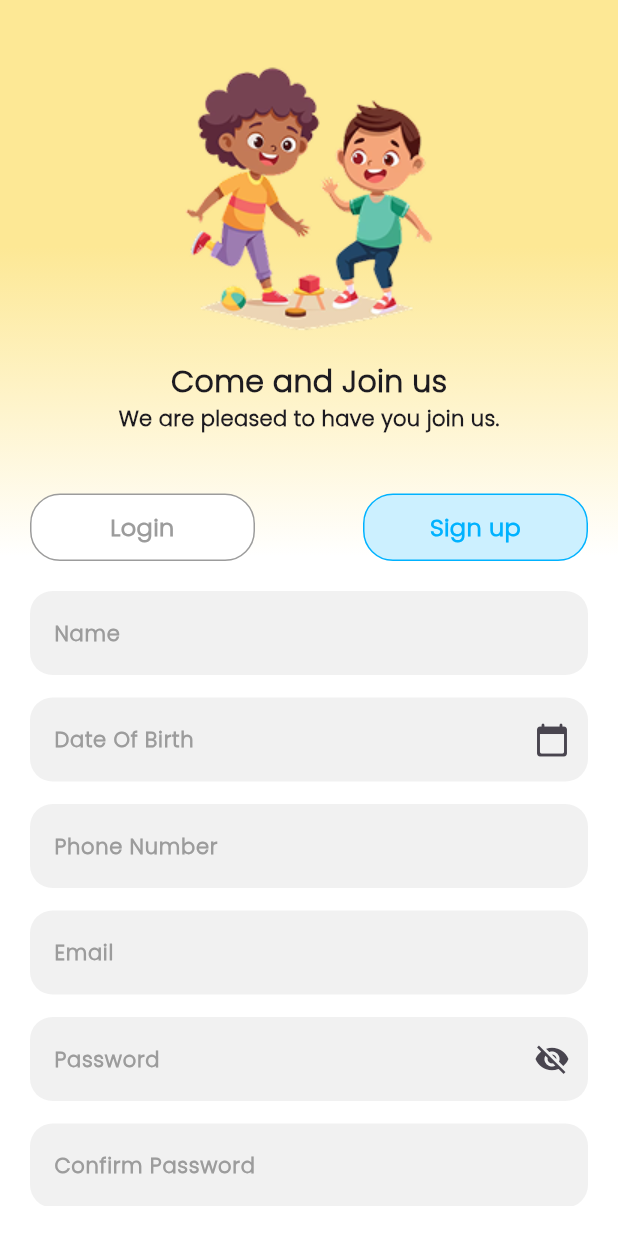
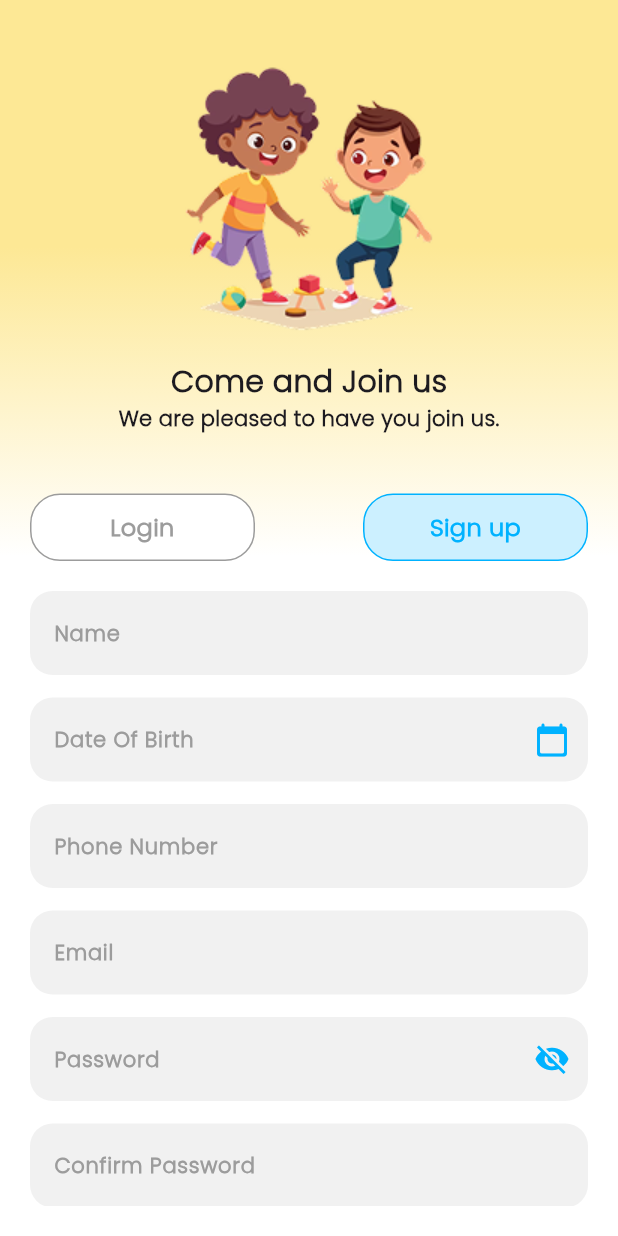
Before and after one commit to alaasw01/tam_tam_app, a Flutter app: the AuthView screen opened by its route, after a tap on "Sign up", on a phone screen of 412 x 824 dp. Run offline on Flutter 3.47's test engine with Material 3 defaults, Android fonts, the phone set to English and light mode, and no system bars; our stand-ins replace carousel_slider, flutter_bloc.

Commit message:
change icon color

```diff
--- a/lib/views/auth/widgets/login_body.dart
+++ b/lib/views/auth/widgets/login_body.dart
@@ -30,8 +30,8 @@ class LoginBody extends StatelessWidget {
         CustomTextFormField(
           obscureText: cubit.obscureText,
           suffixIcon: cubit.obscureText == true
-              ? Icon(Icons.visibility_off)
-              : Icon(Icons.visibility),
+              ? Icon(Icons.visibility_off, color: AppColors.blueColor)
+              : Icon(Icons.visibility, color: AppColors.blueColor),
 
           onSuffixIconTap: cubit.changeVisibility,
           label: 'Password',
--- a/lib/views/auth/widgets/sing_up_body.dart
+++ b/lib/views/auth/widgets/sing_up_body.dart
@@ -13,7 +13,10 @@ class SignUpBody extends StatelessWidget {
         SizedBox(height: 15),
         CustomTextFormField(
           label: 'Date Of Birth',
-          suffixIcon: Icon(Icons.calendar_today_rounded),
+          suffixIcon: Icon(
+            Icons.calendar_today_rounded,
+            color: AppColors.blueColor,
+          ),
           controller: cubit.birthDateController,
         ),
         SizedBox(height: 15),
@@ -34,8 +37,8 @@ class SignUpBody extends StatelessWidget {
           onSuffixIconTap: cubit.changeVisibility,
           obscureText: cubit.obscureText,
           suffixIcon: cubit.obscureText == true
-              ? Icon(Icons.visibility_off)
-              : Icon(Icons.visibility),
+              ? Icon(Icons.visibility_off, color: AppColors.blueColor)
+              : Icon(Icons.visibility, color: AppColors.blueColor),
           keyboardType: TextInputType.visiblePassword,
           controller: cubit.passwordController,
         ),
```
